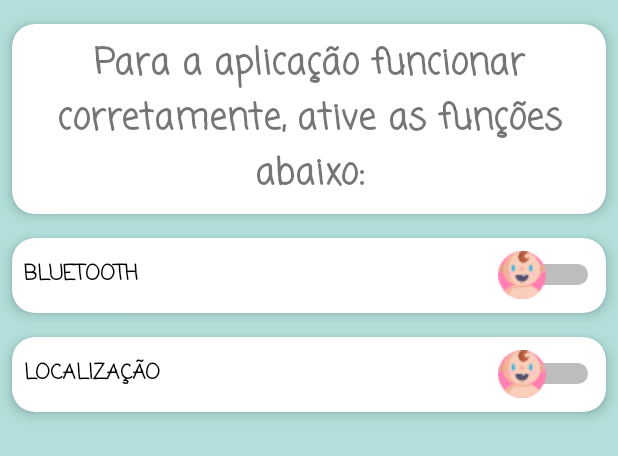
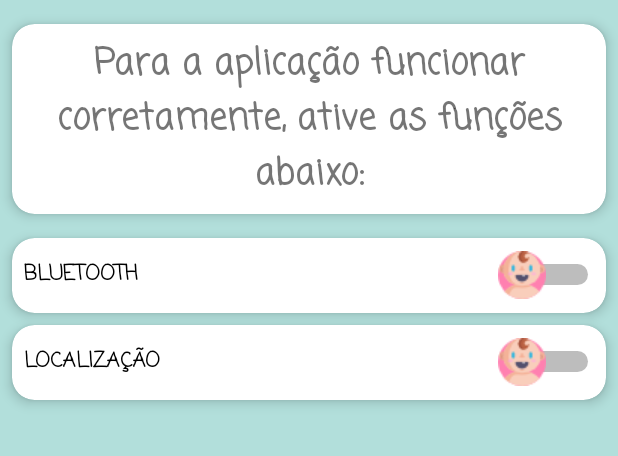
Before and after one commit to marcosbenevides/SafeBabyOfThings, an Android app: the layout activity_main.xml on its own in the app's theme, with its tools: preview values and no code run, on a phone screen of 412 x 824 dp. Shown: the top 456 px of the screen. Run offline under Robolectric (Android 15) with nearby library versions, the phone set to English and light mode, and no system bars.

Commit message:
correções no bsa e alteração do serviço que inicializa

```diff
--- a/mobile/src/main/res/values/strings.xml
+++ b/mobile/src/main/res/values/strings.xml
@@ -30,7 +30,7 @@
     <string name="alerta_device">Dispositivo central não encontrado</string>
 
     <string name="explanation_resources">Para que a aplicação funcione corretamente, é necessário que você habilite as funcionalidades abaixo.</string>
-    <string name="welcome">Bem Vindo!\n Este é o Safe Baby</string>
+    <string name="welcome">Bem Vindo.\n Este é o Safe Baby</string>
     <string name="bluetooth">Bluetooth</string>
     <string name="localizacao">Localização</string>
     <string name="pronto">Pronto</string>
--- a/safebabyassistent/src/main/res/layout/activity_main.xml
+++ b/safebabyassistent/src/main/res/layout/activity_main.xml
@@ -72,13 +72,13 @@
         android:layout_height="50dp"
         android:layout_marginEnd="8dp"
         android:layout_marginStart="8dp"
-        android:layout_marginTop="16dp"
+        android:layout_marginTop="8dp"
         app:cardCornerRadius="15dp"
         app:cardElevation="5dp"
         app:contentPadding="8dp"
         app:layout_constraintEnd_toEndOf="parent"
         app:layout_constraintStart_toStartOf="parent"
-        app:layout_constraintTop_toBottomOf="@id/bluetoothCard">
+        app:layout_constraintTop_toBottomOf="@+id/bluetoothCard">
 
         <Switch
             android:id="@+id/locationSwitch"
@@ -151,7 +151,7 @@
                 android:id="@+id/telefone"
                 android:layout_width="match_parent"
                 android:layout_height="wrap_content"
-                android:autoLink="phone"
+                android:layout_marginTop="8dp"
                 android:drawableStart="@drawable/ic_local_phone_black_24dp"
                 android:text="(31) 99999-9999"
                 android:textAlignment="center"
```
Also changed, not shown: mobile/src/main/res/layout/activity_splash_screen.xml (+15 -2 lines), safebabyassistent/src/main/java/marcosbenevides/safebabyassistent/com/BabySafeService.java (+16 -48 lines), safebabyassistent/src/main/java/marcosbenevides/safebabyassistent/com/MainActivity.java (+9 -6 lines), 1 other file.
